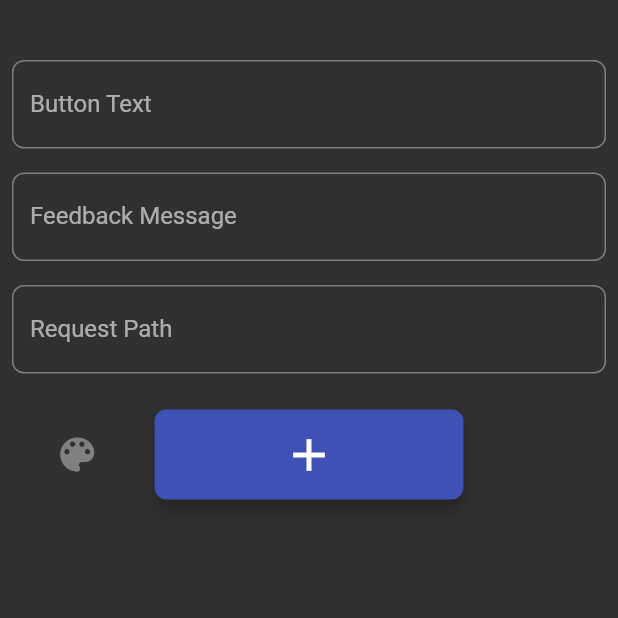
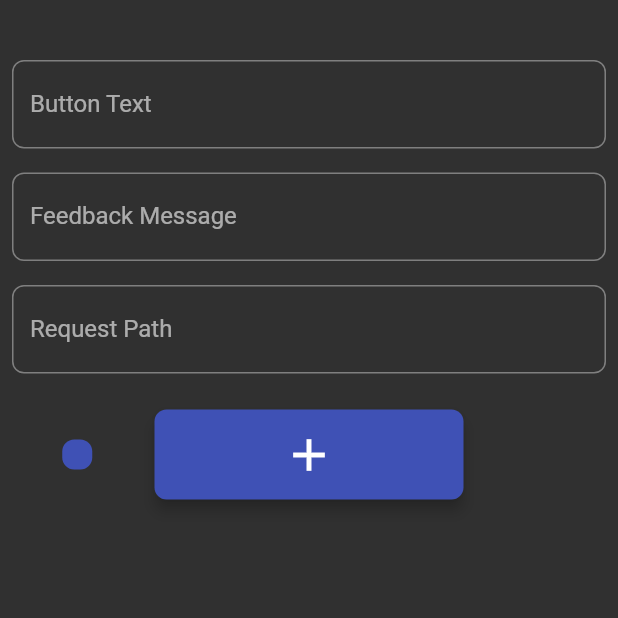
Before and after one commit to tobiasreissmann/ip_remote, a Flutter app: the screen it shows after launch, tab 3 chosen, after a tap on the "add" icon, on a phone screen of 412 x 824 dp, the top half of it. Run offline on Flutter 3.47's test engine with Material 2 defaults, Android fonts, the light colour scheme and no system bars; our stand-ins replace rxdart, sqflite; missing offline and left inert: dragable_flutter_list, flutter_material_color_picker; accounts and stored records are empty.

Commit message:
dragable color buttons

```diff
--- a/ip_remote/lib/gui/buttons/addButtonDialog.dart
+++ b/ip_remote/lib/gui/buttons/addButtonDialog.dart
@@ -57,10 +57,13 @@ class _AddButtonDialogState extends State<AddButtonDialog> {
                   Expanded(
                     flex: 3,
                     child: IconButton(
-                      icon: Icon(
-                        Icons.color_lens,
-                        size: 30,
-                        color: Theme.of(context).disabledColor,
+                      icon: Container(
+                        width: 20,
+                        height: 20,
+                        decoration: BoxDecoration(
+                          borderRadius: BorderRadius.circular(8),
+                          color: _buttonColor,
+                        ),
                       ),
                       onPressed: () => chooseColor(context),
                     ),
@@ -78,7 +81,13 @@ class _AddButtonDialogState extends State<AddButtonDialog> {
                             color: _buttonColor,
                             elevation: 4,
                             shape: RoundedRectangleBorder(borderRadius: BorderRadius.circular(8)),
-                            child: Icon(Icons.add, size: 36),
+                            child: Icon(
+                              Icons.add,
+                              size: 36,
+                              color: ThemeData.estimateBrightnessForColor(_buttonColor) == Brightness.light
+                                  ? Colors.black
+                                  : Colors.white,
+                            ),
                             onPressed: () => addLightMode(context),
                           ),
                         ),
--- a/ip_remote/lib/gui/buttons/buttonSettings.dart
+++ b/ip_remote/lib/gui/buttons/buttonSettings.dart
@@ -1,9 +1,9 @@
 import 'package:flutter/material.dart';
-// import 'package:flutter_reorderable_list/flutter_reorderable_list.dart';
+import 'package:dragable_flutter_list/dragable_flutter_list.dart';
 
 import 'package:ip_remote/bloc/blocProvider.dart';
 import 'package:ip_remote/gui/buttons/addButtonDialog.dart';
-import 'package:ip_remote/gui/buttons/LightModeCard.dart';
+import 'package:ip_remote/gui/buttons/lightModeCard.dart';
 import 'package:ip_remote/models/light_mode.dart';
 
 class ButtonSettings extends StatefulWidget {
@@ -18,40 +18,27 @@ class _ButtonSettingsState extends State<ButtonSettings> with AutomaticKeepAlive
     return Stack(
       alignment: Alignment.bottomRight,
       children: <Widget>[
-        StreamBuilder(
-          stream: BlocProvider.of(context).lightModeBloc.lightModeListStream,
-          builder: (BuildContext context, AsyncSnapshot<List<LightMode>> lightModeList) {
-            return ListView(
-                children: <Widget>[]
-                  ..addAll(lightModeList.hasData
-                      ? lightModeList.data.length > 0
-                          ? lightModeList.data.map((lightMode) => LightModeCard(lightMode: lightMode)).toList()
-                          : [NoButtonsPlaceholder()]
-                      : [NoButtonsPlaceholder()])
-                  ..addAll([SizedBox(height: 80)]));
-            // return !lightModeList.hasData
-            //     ? NoButtonsPlaceholder()
-            //     : lightModeList.data.isEmpty
-            //         ? NoButtonsPlaceholder()
-            //         : ReorderableList(
-            //             onReorder: (Key oldKey, Key newKey) {
-            //               return _reorderCallback(oldKey, newKey, lightModeList.data);
-            //             },
-            //             child: CustomScrollView(
-            //               slivers: <Widget>[
-            //                 SliverList(
-            //                   delegate: SliverChildBuilderDelegate(
-            //                     (BuildContext context, int index) {
-            //                       return LightModeCard(lightMode: lightModeList.data[index]);
-            //                     },
-            //                     childCount: lightModeList.data.length,
-            //                     addAutomaticKeepAlives: true,
-            //                   ),
-            //                 ),
-            //               ],
-            //             ),
-            //           );
-          },
+        Padding(
+          padding: const EdgeInsets.all(8),
+          child: StreamBuilder(
+            stream: BlocProvider.of(context).lightModeBloc.lightModeListStream,
+            builder: (BuildContext context, AsyncSnapshot<List<LightMode>> lightModeList) {
+              return lightModeList.hasData
+                  ? DragAndDropList(
+                      lightModeList.data.isNotEmpty ? lightModeList.data.length : 1,
+                      itemBuilder: (BuildContext context, int index) {
+                        if (lightModeList.data.isEmpty) return NoButtonsPlaceholder();
+                        return LightModeCardItem(lightMode: lightModeList.data[index]);
+                      },
+                      dragElevation: 9,
+                      canBeDraggedTo: (int oldIndex, int newIndex) => true,
+                      onDragFinish: (int oldIndex, int newIndex) {
+                        BlocProvider.of(context).lightModeBloc.reorderLightModes.add([oldIndex, newIndex]);
+                      },
+                    )
+                  : SizedBox();
+            },
+          ),
         ),
         Padding(
           padding: const EdgeInsets.all(8),
@@ -81,19 +68,6 @@ class _ButtonSettingsState extends State<ButtonSettings> with AutomaticKeepAlive
       ],
     );
   }
-
-  // bool _reorderCallback(Key key, Key newPosition, List<LightMode> lightModeList) {
-  //   int draggingIndex = lightModeList.indexWhere((LightMode lightMode) => lightMode.key == key);
-  //   int newPositionIndex = lightModeList.indexWhere((LightMode lightMode) => lightMode.key == key);
-
-  //   final draggedItem = lightModeList[draggingIndex];
-  //   // setState(() {
-  //   //   debugPrint("Reordering $key -> $newPosition");
-  //   //   lightModeList.removeAt(draggingIndex);
-  //   //   lightModeList.insert(newPositionIndex, draggedItem);
-  //   // });
-  //   return true;
-  // }
 }
 
 class NoButtonsPlaceholder extends StatelessWidget {
--- a/ip_remote/lib/gui/network/ipAddressCard.dart
+++ b/ip_remote/lib/gui/network/ipAddressCard.dart
@@ -9,9 +9,7 @@ class IpAddressCard extends StatelessWidget {
 
   @override
   Widget build(BuildContext context) {
-    return Padding(
-      padding: const EdgeInsets.only(top: 8, left: 8, right: 8),
-      child: Card(
+    return Card(
       shape: RoundedRectangleBorder(borderRadius: BorderRadius.circular(8)),
       child: Padding(
         padding: const EdgeInsets.only(top: 8, bottom: 8, left: 8),
@@ -60,7 +58,6 @@ class IpAddressCard extends StatelessWidget {
           ],
         ),
       ),
-      ),
     );
   }
 }
--- a/ip_remote/lib/gui/remote/remote.dart
+++ b/ip_remote/lib/gui/remote/remote.dart
@@ -17,28 +17,30 @@ class _RemotePageState extends State<RemotePage> with AutomaticKeepAliveClientMi
   @override
   bool get wantKeepAlive => true;
   Widget build(BuildContext context) {
-    return Container(
-      width: MediaQuery.of(context).size.width,
-      alignment: Alignment.topCenter,
+    return Stack(
+      alignment: Alignment.bottomRight,
+      children: <Widget>[
+        Padding(
+          padding: const EdgeInsets.all(14),
           child: StreamBuilder<List<LightMode>>(
             stream: BlocProvider.of(context).lightModeBloc.lightModeListStream,
             builder: (BuildContext context, AsyncSnapshot lightModeList) {
-          return ListView(
-            children: <Widget>[Padding(padding: const EdgeInsets.all(8))]..addAll(
-                lightModeList.hasData
-                    ? lightModeList.data.length > 0
-                        ? lightModeList.data.map<Widget>(
-                            (lightMode) => LightButton(
-                                  lightMode: lightMode,
+              return lightModeList.hasData
+                  ? ListView.builder(
+                      itemCount: lightModeList.data.isNotEmpty ? lightModeList.data.length : 1,
+                      itemBuilder: (BuildContext context, int index) {
+                        if (lightModeList.data.isEmpty) return NoButtonsPlaceholder();
+                        return LightButton(
+                          lightMode: lightModeList.data[index],
                           scaffoldKey: widget.scaffoldKey,
-                                ),
-                          )
-                        : [NoButtonsPlaceholder()]
-                    : [NoButtonsPlaceholder()],
-              ),
                         );
                       },
+                    )
+                  : SizedBox();
+            },
           ),
+        ),
+      ],
     );
   }
 }
@@ -48,7 +50,7 @@ class NoButtonsPlaceholder extends StatelessWidget {
   Widget build(BuildContext context) {
     return Container(
       alignment: Alignment.bottomCenter,
-      height: 40,
+      height: 50,
       child: Text(
         'No buttons configured',
         style: TextStyle(
--- a/ip_remote/lib/services/database.dart
+++ b/ip_remote/lib/services/database.dart
@@ -13,7 +13,7 @@ Future<Database> get database async {
     onCreate: (Database db, int version) async {
       await db.execute('CREATE TABLE IpAddresses (address TEXT, desc TEXT, active BIT, PRIMARY KEY (address, desc))');
       await db.execute(
-          'CREATE TABLE LightModes (button TEXT, feedback TEXT, path TEXT, buttonColor TEXT, PRIMARY KEY (button, feedback, path))');
+          'CREATE TABLE LightModes (button TEXT, feedback TEXT, path TEXT, buttonColor INTEGER, PRIMARY KEY (button, feedback, path))');
     },
   );
 }
@@ -40,7 +40,7 @@ Future<List<LightMode>> get databaseLightModeList async {
           entry['button'],
           entry['feedback'],
           entry['path'],
-          Color(int.tryParse(entry['buttonColor'], radix: 16) ?? 0xff3f51b5),
+          Color(entry['buttonColor'] ?? 4282339765),
         ),
       ));
   return _lightModesList;
@@ -49,8 +49,8 @@ Future<List<LightMode>> get databaseLightModeList async {
 Future<IpAddress> get databaseActiveIpAddress async {
   Database _database = await database;
   List<Map> _list = await _database.rawQuery('SELECT * FROM IpAddresses WHERE active = 1');
-  if (_list.isNotEmpty) return IpAddress(_list[0]['address'], _list[0]['desc']);
-  return null;
+  if (_list.isEmpty) return null;
+  return IpAddress(_list[0]['address'], _list[0]['desc']);
 }
 
 void databaseAddIpAddress(IpAddress ipAddress) async {
@@ -75,7 +75,7 @@ void databaseChangeActiveIpAddress(IpAddress ipAddress) async {
 void databaseAddLightMode(LightMode lightMode) async {
   Database _database = await database;
   await _database.transaction((txn) async => await txn.rawInsert(
-      'INSERT INTO LightModes(button, feedback, path, buttonColor) VALUES("${lightMode.button}", "${lightMode.feedback}", "${lightMode.path}", "${lightMode.buttonColor.toString().substring(37, 45)}")'));
+      'INSERT INTO LightModes(button, feedback, path, buttonColor) VALUES("${lightMode.button}", "${lightMode.feedback}", "${lightMode.path}", "${lightMode.buttonColor.value}")'));
 }
 
 void databaseRemoveLightMode(LightMode lightMode) async {
@@ -83,3 +83,12 @@ void databaseRemoveLightMode(LightMode lightMode) async {
   await _database.rawDelete(
       'DELETE FROM LightModes WHERE button = "${lightMode.button}" AND feedback = "${lightMode.feedback}" AND path = "${lightMode.path}"');
 }
+
+void databaseSaveLightModes(List<LightMode> lightModeList) async {
+  Database _database = await database;
+  await _database.transaction((txn) async => await txn.rawDelete('DELETE FROM LightModes'));
+  lightModeList.forEach(
+    (lightMode) async => await _database.transaction((txn) async => await txn.rawInsert(
+        'INSERT INTO LightModes(button, feedback, path, buttonColor) VALUES("${lightMode.button}", "${lightMode.feedback}", "${lightMode.path}", "${lightMode.buttonColor.value}")')),
+  );
+}
--- a/ip_remote/pubspec.yaml
+++ b/ip_remote/pubspec.yaml
@@ -11,7 +11,7 @@ dependencies:
   rxdart: ^0.21.0
   sqflite: ^1.1.3
   flutter_material_color_picker: ^0.0.5
-  flutter_reorderable_list: ^0.1.3
+  dragable_flutter_list: ^1.0.2
   flutter:
     sdk: flutter
 
```
Also changed, not shown: ip_remote/lib/bloc/lightModeBloc.dart (+16 -0 lines), ip_remote/lib/gui/buttons/lightModeCard.dart (+2 -23 lines), ip_remote/lib/gui/network/ipAddressSettings.dart (+16 -13 lines), ip_remote/lib/gui/remote/lightButton.dart (+2 -5 lines), ip_remote/pubspec.lock. Lines whose indentation alone changed are shown as unchanged.
